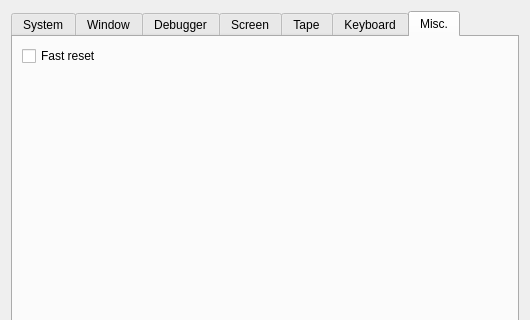
This is src/qt/qtSettingsDialog.ui in vpyk/emu80v4 as Qt 5 draws it before an edit; both pictures show x 0 to 530 and y 0 to 320 of the 530 by 536 pixel window. The edited form follows.
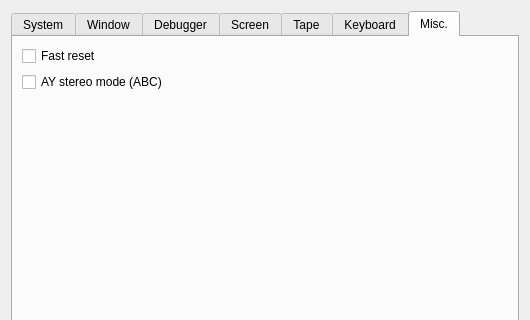
This is the edited form. The open tabs and pages were chosen to show the change.

Commit message: Add stereo mode for AY

Diff of the .ui file:
```diff
--- a/src/qt/qtSettingsDialog.ui
+++ b/src/qt/qtSettingsDialog.ui
@@ -1486,6 +1486,13 @@
          </property>
         </widget>
        </item>
+       <item>
+        <widget class="QCheckBox" name="ayStereoCheckBox">
+         <property name="text">
+          <string>AY stereo mode (ABC)</string>
+         </property>
+        </widget>
+       </item>
        <item>
         <spacer name="verticalSpacer_8">
          <property name="orientation">
```
Left out of the diff: 2 changed lines with no effect on the pictures. The commit also changes 20 other files.
